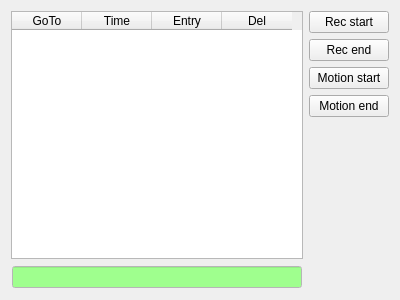
This is tinyos-2.x/trunk/support/cpp/TestShimmer/src/LogWidget.ui in baharev/szte-wsn-code as Qt 5 draws it before an edit. The edited form follows.
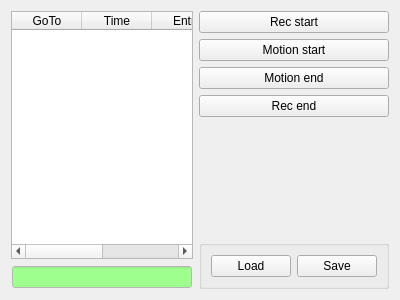
This is the edited form.

Commit message: logWidget: rowDelete bugfix reorder buttons load - save buttons added text entered in entryLine is appended to pushBUtton text

What changed in the file:
```diff
--- a/tinyos-2.x/trunk/support/cpp/TestShimmer/src/LogWidget.ui
+++ b/tinyos-2.x/trunk/support/cpp/TestShimmer/src/LogWidget.ui
@@ -13,7 +13,7 @@
   <property name="windowTitle">
    <string>Form</string>
   </property>
-  <layout class="QHBoxLayout" name="horizontalLayout_2">
+  <layout class="QHBoxLayout" name="horizontalLayout_2" stretch="1,0">
    <item>
     <layout class="QVBoxLayout" name="verticalLayout">
      <item>
@@ -513,13 +513,6 @@
        </property>
       </widget>
      </item>
-     <item>
-      <widget class="QPushButton" name="recEndButton">
-       <property name="text">
-        <string>Rec end</string>
-       </property>
-      </widget>
-     </item>
      <item>
       <widget class="QPushButton" name="motionStartButton">
        <property name="text">
@@ -534,6 +527,13 @@
        </property>
       </widget>
      </item>
+     <item>
+      <widget class="QPushButton" name="recEndButton">
+       <property name="text">
+        <string>Rec end</string>
+       </property>
+      </widget>
+     </item>
      <item>
       <spacer name="verticalSpacer">
        <property name="orientation">
@@ -547,6 +547,29 @@
        </property>
       </spacer>
      </item>
+     <item>
+      <widget class="QGroupBox" name="groupBox">
+       <property name="title">
+        <string/>
+       </property>
+       <layout class="QHBoxLayout" name="horizontalLayout_4">
+        <item>
+         <widget class="QPushButton" name="pushButton">
+          <property name="text">
+           <string>Load</string>
+          </property>
+         </widget>
+        </item>
+        <item>
+         <widget class="QPushButton" name="pushButton_2">
+          <property name="text">
+           <string>Save</string>
+          </property>
+         </widget>
+        </item>
+       </layout>
+      </widget>
+     </item>
     </layout>
    </item>
   </layout>
```
The commit also changes 2 other files.
